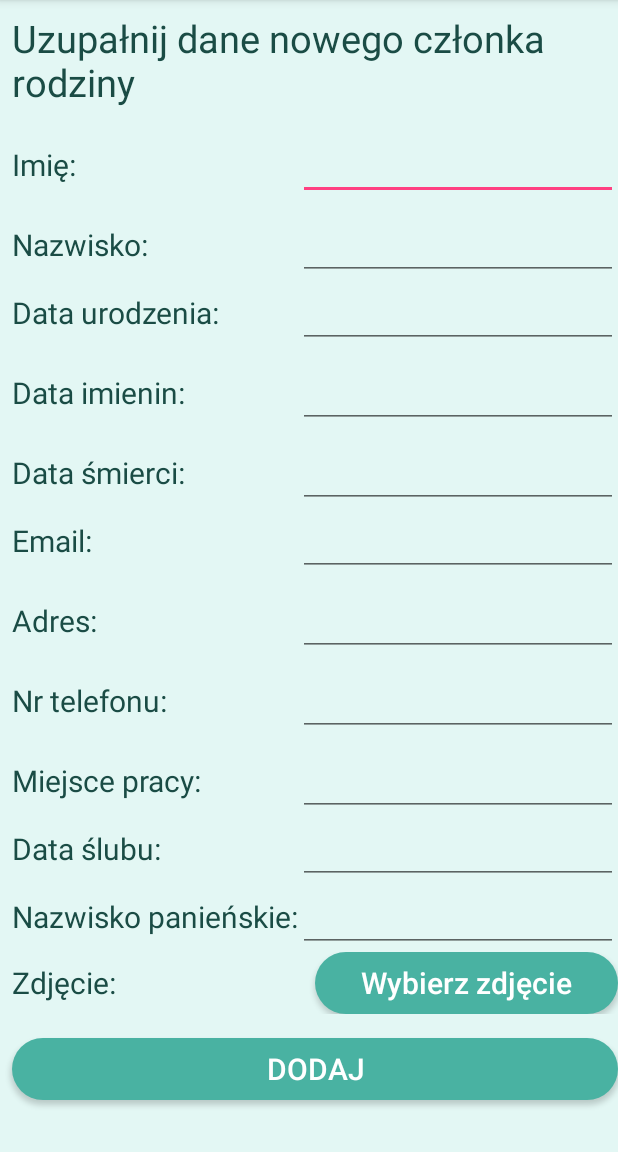
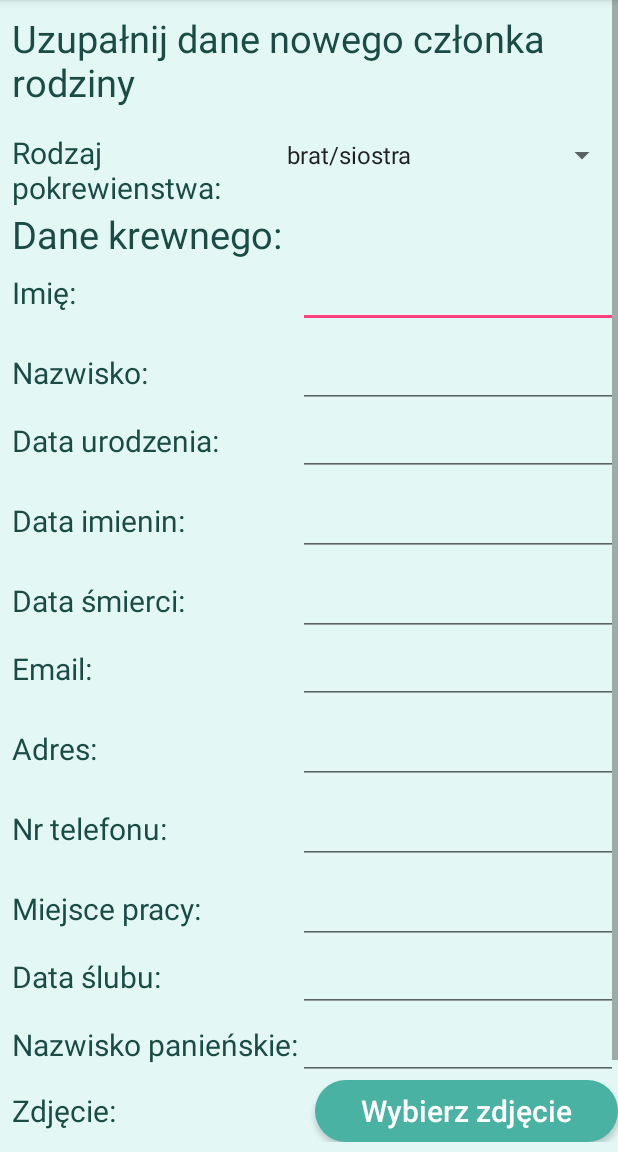
Before and after one commit to Kaatee/MobileFamily, an Android app: the MemberDetailsActivity screen opened directly, with no data from a screen before it, after a tap on "DODAJ KREWNEGO", on a phone screen of 412 x 824 dp, the part 84-1236 px from its top. Run offline under Robolectric (Android 15) with nearby library versions, the phone set to English and light mode, and no system bars; 1 statement that could not run was skipped.

Commit message:
add: relationship without id, start_date and description

```diff
--- a/app/src/main/AndroidManifest.xml
+++ b/app/src/main/AndroidManifest.xml
@@ -29,6 +29,7 @@
         <activity android:name=".AddFamilyMemberActivity" />
         <activity android:name=".MessageContentActivity"/>
         <activity android:name=".AddEventActivity"/>
+        <activity android:name=".AddRelativeActivity"/>
         <activity android:name=".EventDetailsActivity">
         </activity>
     </application>
--- a/app/src/main/java/com/example/kasia/mobilefamily/AddFamilyMemberActivity.java
+++ b/app/src/main/java/com/example/kasia/mobilefamily/AddFamilyMemberActivity.java
@@ -17,6 +17,7 @@ import android.view.View;
 import android.widget.Button;
 import android.widget.DatePicker;
 import android.widget.EditText;
+import android.widget.LinearLayout;
 import android.widget.TextView;
 import android.widget.Toast;
 
@@ -29,9 +30,6 @@ public class AddFamilyMemberActivity extends AppCompatActivity {
     private EditText mDisplayBirthDate;
     private DatePickerDialog.OnDateSetListener mBirthDateSetListener;
 
-    private EditText mDisplayNamedayDate;
-    private DatePickerDialog.OnDateSetListener mNamedayDateSetListener;
-
     private EditText mDisplayWeddingDate;
     private DatePickerDialog.OnDateSetListener mWeddingDateSetListener;
 
@@ -41,12 +39,26 @@ public class AddFamilyMemberActivity extends AppCompatActivity {
     private static final int SET_URI = 0;
 
     int memberID;
+    int person1ID;
     String uri;
 
     @Override
     protected void onCreate(Bundle savedInstanceState) {
         super.onCreate(savedInstanceState);
         setContentView(R.layout.activity_add_family_member);
+
+        try{
+            Bundle extras = getIntent().getExtras();
+            person1ID = extras.getInt("id");
+        }
+        catch (Exception e){
+
+        }
+
+        LinearLayout linLay1 = findViewById(R.id.relationTypeLayout);
+        LinearLayout linLay2 = findViewById(R.id.relativesLayout);
+        linLay1.setVisibility(View.GONE);
+        linLay2.setVisibility(View.GONE);
 
         //birthday menage
         mDisplayBirthDate = findViewById(R.id.dateOfBirthText);
--- /dev/null
+++ b/app/src/main/java/com/example/kasia/mobilefamily/AddRelativeActivity.java
@@ -0,0 +1,61 @@
+package com.example.kasia.mobilefamily;
+
+import android.content.ContentValues;
+import android.database.Cursor;
+import android.database.sqlite.SQLiteDatabase;
+import android.database.sqlite.SQLiteOpenHelper;
+import android.os.Bundle;
+import android.support.v7.app.AppCompatActivity;
+import android.util.Log;
+import android.view.View;
+import android.widget.ArrayAdapter;
+import android.widget.EditText;
+import android.widget.Spinner;
+import android.widget.Toast;
+
+public class AddRelativeActivity extends AddFamilyMemberActivity {
+
+    @Override
+    protected void onCreate(Bundle savedInstanceState) {
+        super.onCreate(savedInstanceState);
+        setContentView(R.layout.activity_add_family_member);
+
+        Spinner spinner = findViewById(R.id.typeOfRelationSpinner);
+
+        ArrayAdapter<CharSequence> adapter = ArrayAdapter.createFromResource(this, R.array.relationTypesValues, android.R.layout.simple_spinner_item);
+        adapter.setDropDownViewResource(android.R.layout.simple_spinner_dropdown_item);
+        spinner.setAdapter(adapter);
+
+
+    }
+    @Override
+    public void addFamilyMember(View view) {
+        super.addFamilyMember(view);
+
+        SQLiteOpenHelper familyDataBaseHelper = new FamilyDataBaseHelper(this);
+        SQLiteDatabase db  =familyDataBaseHelper.getReadableDatabase();
+
+        //adding relation
+        Spinner spinner = findViewById(R.id.typeOfRelationSpinner);
+        String relationType = spinner.getSelectedItem().toString();
+
+        EditText nameText = findViewById(R.id.nameText);
+
+        ContentValues relationValues = new ContentValues();
+        relationValues.put("_id", 1);
+        relationValues.put("name", relationType);
+        relationValues.put("person1_id", person1ID);
+        relationValues.put("person2_id",memberID);
+        //relationValues.put("start_date", "...");
+        //relationValues.put("description", "..." );
+
+        db.insert("relationship", null, relationValues);
+        Toast.makeText(this,"Relację"+ nameText.getText().toString() ,Toast.LENGTH_LONG).show();
+        Log.d("---","Dodano relację");
+
+    }
+
+
+
+
+}
--- a/app/src/main/java/com/example/kasia/mobilefamily/FamilyDataBaseHelper.java
+++ b/app/src/main/java/com/example/kasia/mobilefamily/FamilyDataBaseHelper.java
@@ -17,7 +17,7 @@ public class FamilyDataBaseHelper extends SQLiteOpenHelper {
     private static final String DB_PERSON_CREATE= "create table person( _id integer primary key AUTOINCREMENT, name text not null , surname text not null , date_of_birth text , " +
             " date_of_death text, date_of_name_day text, telephone_number text , email text , address text , place_of_work text  , family_name text , wedding_date text)";
     private static final String DB_RELATIONSHIP_CREATE= "create table relationship(_id integer not null  ,name text not null , person1_id integer not null , person2_id integer not null," +
-            "start_date text not null , description text not null, primary key(_id,person1_id,person2_id), foreign key (person1_id) references person(_id),foreign key (person2_id) references person(_id))";
+            "start_date text , description text , primary key(_id,person1_id,person2_id), foreign key (person1_id) references person(_id),foreign key (person2_id) references person(_id))";
 
 
     public FamilyDataBaseHelper (Context context) {
--- a/app/src/main/java/com/example/kasia/mobilefamily/MemberDetailsActivity.java
+++ b/app/src/main/java/com/example/kasia/mobilefamily/MemberDetailsActivity.java
@@ -21,6 +21,7 @@ import java.io.FileNotFoundException;
 import java.io.InputStream;
 
 public class MemberDetailsActivity extends AppCompatActivity {
+    int id;
 
     @Override
     protected void onCreate(Bundle savedInstanceState) {
@@ -28,7 +29,7 @@ public class MemberDetailsActivity extends AppCompatActivity {
         setContentView(R.layout.activity_member_details);
 
         Bundle extras = getIntent().getExtras();
-        int id = extras.getInt("id");
+        id = extras.getInt("id");
 
 
         SQLiteOpenHelper familyDataBaseHelper = new FamilyDataBaseHelper(this);
@@ -73,7 +74,8 @@ public class MemberDetailsActivity extends AppCompatActivity {
     }
 
     public void openAddFamilyMemberActivity(){
-        Intent intent = new Intent(this, AddFamilyMemberActivity.class);
+        Intent intent = new Intent(this, AddRelativeActivity.class);
+        intent.putExtra("id", id);
         startActivity(intent);
     }
 
--- a/app/src/main/res/layout/activity_add_family_member.xml
+++ b/app/src/main/res/layout/activity_add_family_member.xml
@@ -25,6 +25,54 @@
                 android:text="Uzupałnij dane nowego członka rodziny"
                 android:textColor="@color/colorButtonsCorners"
                 android:textSize="25sp" />
+
+            <LinearLayout
+                android:id="@+id/relationTypeLayout"
+                android:layout_width="match_parent"
+                android:layout_height="match_parent"
+                android:orientation="horizontal">
+
+                <TextView
+                    android:id="@+id/textView55"
+                    android:layout_width="wrap_content"
+                    android:layout_height="wrap_content"
+                    android:layout_marginStart="8dp"
+                    android:layout_weight="1"
+                    android:text="Rodzaj pokrewienstwa:"
+                    android:textSize="20sp"
+                    android:textColor="@color/colorButtonsCorners"/>
+
+                <Spinner
+                    android:id="@+id/typeOfRelationSpinner"
+                    android:layout_width="wrap_content"
+                    android:layout_height="wrap_content"
+                    android:layout_marginBottom="8dp"
+                    android:ems="10"
+                    android:inputType="textPersonName"
+                    app:layout_constraintBottom_toBottomOf="parent"
+                    app:layout_constraintEnd_toStartOf="parent"
+                    app:layout_constraintHorizontal_bias="0.5"
+                    app:layout_constraintStart_toStartOf="parent"
+                    app:layout_constraintTop_toTopOf="parent" />
+            </LinearLayout>
+
+            <LinearLayout
+                android:id="@+id/relativesLayout"
+                android:layout_width="match_parent"
+                android:layout_height="match_parent"
+                android:orientation="horizontal">
+
+                <TextView
+                    android:id="@+id/relationWhoTextView"
+                    android:layout_width="wrap_content"
+                    android:layout_height="wrap_content"
+                    android:layout_marginStart="8dp"
+                    android:layout_weight="1"
+                    android:text="Dane krewnego:"
+                    android:textSize="25sp"
+                    android:textColor="@color/colorButtonsCorners"/>
+
+            </LinearLayout>
 
             <LinearLayout
                 android:id="@+id/nameLayout"
--- a/app/src/main/res/values/strings.xml
+++ b/app/src/main/res/values/strings.xml
@@ -6,5 +6,15 @@
         <item>Data urodzenia</item>
         <item>Nazwisko panienskie</item>
     </string-array>
+    <string-array name="relationTypesValues">
+        <item>brat/siostra</item>
+        <item>rodzic</item>
+        <item>kuzyn/kuzynka</item>
+        <item>dziadek/babcia</item>
+        <item>pra-dziadek/babcia</item>
+        <item>pra-pra-dziadek/babcia</item>
+        <item>wuja/ciocia</item>
+        <item>mąż/żona</item>
+    </string-array>
 
 </resources>
```
